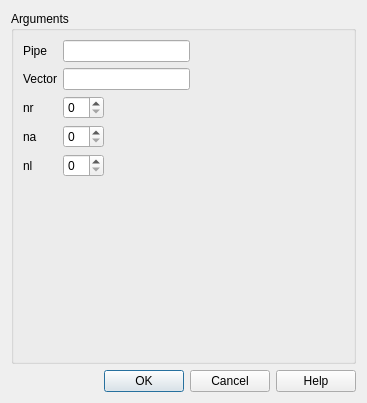
Qt form src/HEXABLOCKGUI/MakePipe_QTD.ui (SalomePlatform/hexablock) before a commit.
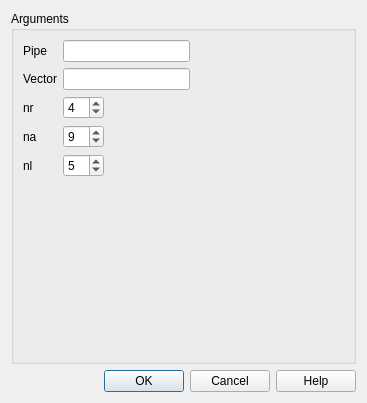
The same form after that commit.

```diff
--- a/src/HEXABLOCKGUI/MakePipe_QTD.ui
+++ b/src/HEXABLOCKGUI/MakePipe_QTD.ui
@@ -55,7 +55,11 @@
        </widget>
       </item>
       <item row="5" column="1">
-       <widget class="QSpinBox" name="nr_spb"/>
+       <widget class="QSpinBox" name="nr_spb">
+        <property name="value">
+         <number>4</number>
+        </property>
+       </widget>
       </item>
       <item row="6" column="0">
        <widget class="QLabel" name="label_4">
@@ -65,7 +69,11 @@
        </widget>
       </item>
       <item row="6" column="1">
-       <widget class="QSpinBox" name="na_spb"/>
+       <widget class="QSpinBox" name="na_spb">
+        <property name="value">
+         <number>9</number>
+        </property>
+       </widget>
       </item>
       <item row="8" column="0">
        <widget class="QLabel" name="label_5">
@@ -75,7 +83,11 @@
        </widget>
       </item>
       <item row="8" column="1">
-       <widget class="QSpinBox" name="nl_spb"/>
+       <widget class="QSpinBox" name="nl_spb">
+        <property name="value">
+         <number>5</number>
+        </property>
+       </widget>
       </item>
       <item row="1" column="1">
        <widget class="QLineEdit" name="vec_le">
```
Left out of the diff: 2 changed lines with no effect on the pictures.
